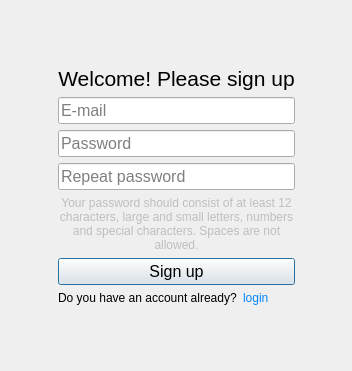
Before: the Qt Designer form gui/SignUpWindow.ui in cipher0ne/password-vault, drawn with Qt 5.
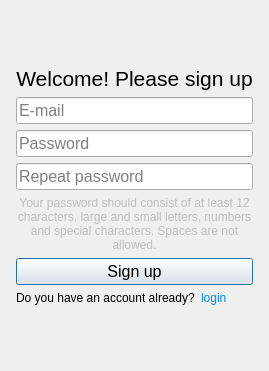
After: the same form once the commit is applied.

Patch:
```diff
--- a/gui/SignUpWindow.ui
+++ b/gui/SignUpWindow.ui
@@ -6,22 +6,21 @@
    <rect>
     <x>0</x>
     <y>0</y>
-    <width>352</width>
+    <width>269</width>
     <height>371</height>
    </rect>
   </property>
+  <property name="minimumSize">
+   <size>
+    <width>269</width>
+    <height>370</height>
+   </size>
+  </property>
   <property name="windowTitle">
    <string>Sign up</string>
   </property>
-  <widget class="QWidget" name="layoutWidget">
-   <property name="geometry">
-    <rect>
-     <x>10</x>
-     <y>10</y>
-     <width>332</width>
-     <height>351</height>
-    </rect>
-   </property>
+  <layout class="QHBoxLayout" name="horizontalLayout_3">
+   <item>
    <layout class="QHBoxLayout" name="horizontalLayout_2">
     <item>
      <spacer name="horizontalSpacer">
@@ -184,7 +183,8 @@
      </spacer>
     </item>
    </layout>
-  </widget>
+   </item>
+  </layout>
  </widget>
  <resources/>
  <connections/>
```
Lines whose indentation alone changed are shown as unchanged.
